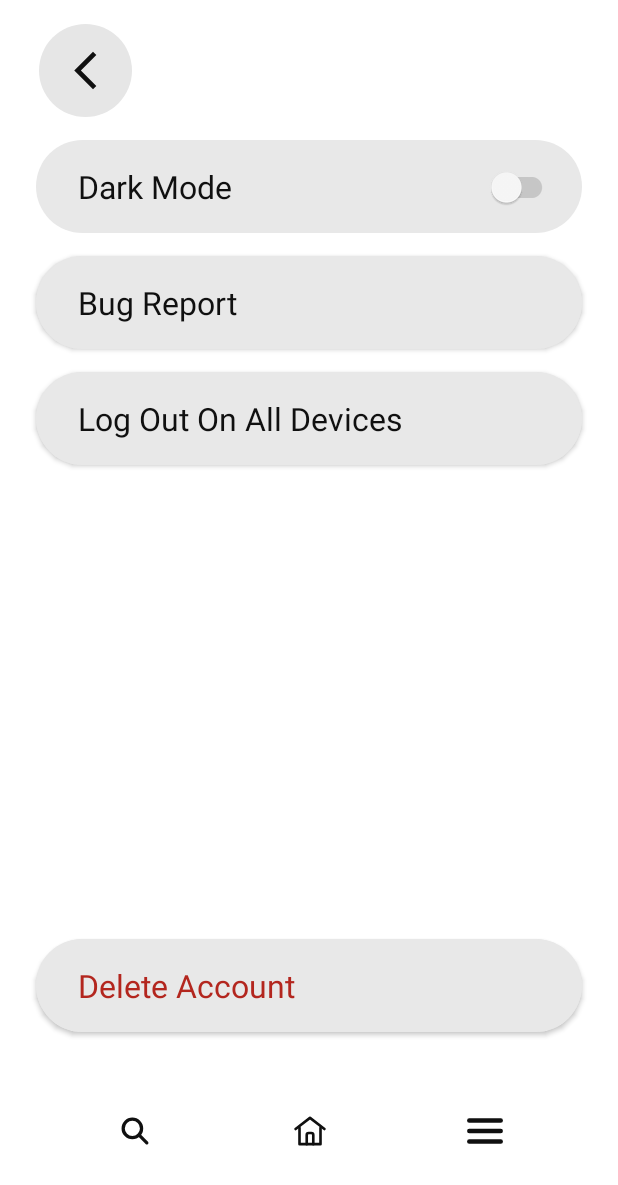
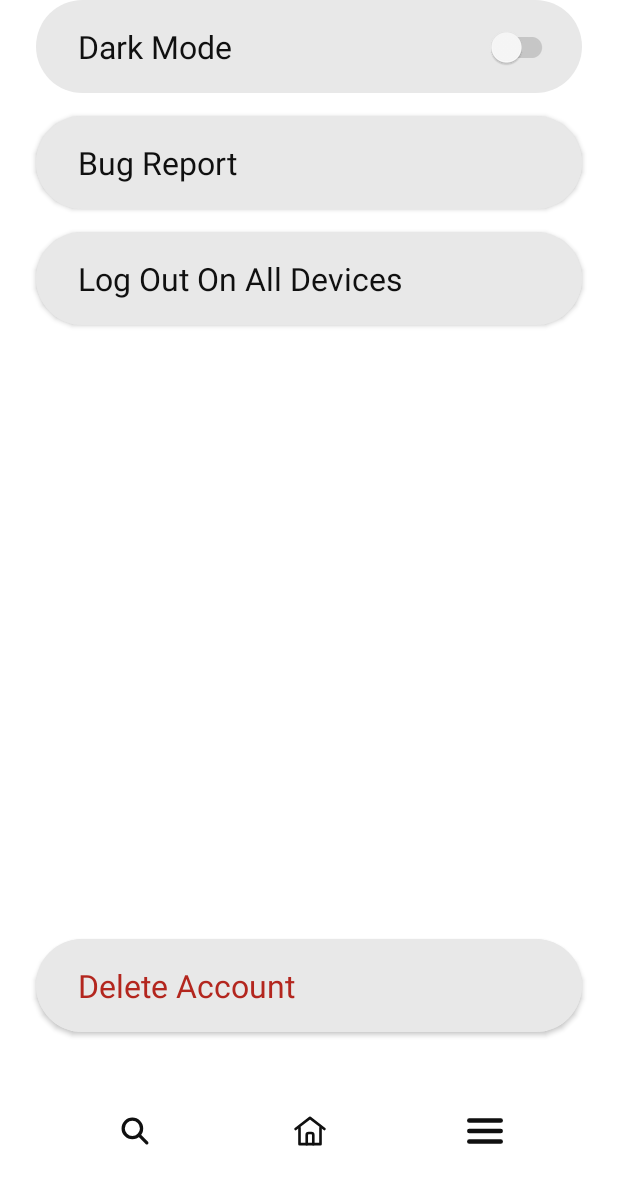
Before and after one commit to AlparslanSemiz/rate-my-professor, an Android app: the fragment SettingsFragment placed in its activity, on a phone screen of 412 x 824 dp. Shown: the top 1185 px of the screen. Run offline under Robolectric (Android 15) with nearby library versions, the phone set to English and light mode, and no system bars; our stand-ins replace Room's generated code; plain views replace LiquidGlassView; network calls fail; pictures from the network do not load; Roboto replaces fonts that are not available here.

Commit message:
added back buttons to screens and made some bug fixes

```diff
--- a/android-app/app/build.gradle.kts
+++ b/android-app/app/build.gradle.kts
@@ -26,10 +26,10 @@ android {
             // Skips the login screen and opens the app directly, so the rest of the app can be
             // worked on while the backend is unavailable. Set this to false to test the real
             // login flow. It is hardwired to false for release below, so it cannot ship.
-            buildConfigField("boolean", "SKIP_LOGIN", "true")
+            buildConfigField("boolean", "SKIP_LOGIN", "false")
         }
         release {
-            buildConfigField("boolean", "SKIP_LOGIN", "false")
+            buildConfigField("boolean", "SKIP_LOGIN", "true")
             isMinifyEnabled = false
             proguardFiles(
                 getDefaultProguardFile("proguard-android-optimize.txt"),
--- a/android-app/app/src/main/java/com/example/myapplication_java/Activities/StartActivity.java
+++ b/android-app/app/src/main/java/com/example/myapplication_java/Activities/StartActivity.java
@@ -46,6 +46,7 @@ public class StartActivity extends AppCompatActivity {
             openScreen(MainActivity.class);
         } else {
             if (!session.isLoggedIn()) {
+                System.out.println("got to !session.isLoggedIn()");
                 openScreen(LoginActivity.class);
                 return;
             }
@@ -65,12 +66,14 @@ public class StartActivity extends AppCompatActivity {
         call.enqueue(new Callback<>() {
             @Override
             public void onResponse(Call<ServerResponse> call, Response<ServerResponse> response) {
+                System.out.println("got to on Response. response.isSuccessfull(): " + response.isSuccessful());
                 openScreen(response.isSuccessful() ? MainActivity.class : LoginActivity.class);
             }
 
             @Override
             public void onFailure(Call<ServerResponse> call, Throwable t) {
                 Log.e(TAG, "Error: " + t.getMessage());
+                System.out.println("GOT TO onFailure() AND IT SUCKS HERE :(");
                 openScreen(LoginActivity.class);
             }
         });
--- a/android-app/app/src/main/java/com/example/myapplication_java/Fragments/OfferingRatingsFragment.java
+++ b/android-app/app/src/main/java/com/example/myapplication_java/Fragments/OfferingRatingsFragment.java
@@ -130,6 +130,9 @@ public class OfferingRatingsFragment extends Fragment implements CommentsAdapter
         binding.name.setText(professor.firstName);
         binding.surname.setText(professor.lastName);
         binding.commentList.setLayoutManager(new LinearLayoutManager(requireContext()));
+        binding.backButton.setOnClickListener(v ->
+                getParentFragmentManager().popBackStack()
+        );
 
         getComments();
         setSubmitCommentListener();
--- a/android-app/app/src/main/java/com/example/myapplication_java/Fragments/ProfileFragment.java
+++ b/android-app/app/src/main/java/com/example/myapplication_java/Fragments/ProfileFragment.java
@@ -91,6 +91,9 @@ public class ProfileFragment extends Fragment {
 
         bindHeader();
         loadUpperList();
+        binding.backButton.setOnClickListener(v ->
+                getParentFragmentManager().popBackStack()
+        );
 
         return binding.getRoot();
 
--- a/android-app/app/src/main/java/com/example/myapplication_java/Fragments/SettingsFragment.java
+++ b/android-app/app/src/main/java/com/example/myapplication_java/Fragments/SettingsFragment.java
@@ -85,7 +85,7 @@ public class SettingsFragment extends Fragment {
     private void setUpClickListeners() {
         binding.darkModeSwitch.setChecked(isNightModeEnabled());
 
-        binding.backButton.setOnClickListener(v -> navigateToHome());
+
         binding.darkModeSwitch.setOnCheckedChangeListener((buttonView, isChecked) ->
                 setNightMode(isChecked)
         );
--- a/android-app/app/src/main/java/com/example/myapplication_java/ServerCommunication/APIService.java
+++ b/android-app/app/src/main/java/com/example/myapplication_java/ServerCommunication/APIService.java
@@ -9,6 +9,7 @@ import com.example.myapplication_java.ServerCommunication.Requests.PostCommentRe
 import com.example.myapplication_java.ServerCommunication.Requests.RatingRequest;
 import com.example.myapplication_java.ServerCommunication.Responses.CommentsResponse;
 import com.example.myapplication_java.ServerCommunication.Responses.LecturesResponse;
+import com.example.myapplication_java.ServerCommunication.Responses.NotificationResponse;
 import com.example.myapplication_java.ServerCommunication.Responses.PersonalStatisticsResponse;
 import com.example.myapplication_java.ServerCommunication.Responses.ProfessorResponse;
 import com.example.myapplication_java.ServerCommunication.Responses.RatingAverageResponse;
@@ -225,4 +226,14 @@ public interface APIService {
 
     @GET
     Call<ResponseBody> downloadImage(@Url String url);
+
+    @GET("/notifications")
+    Call<NotificationResponse> getNotifications(
+            @Header("Authorization") String token
+    );
+
+    @PATCH("/notifications")
+    Call<BasicResponse> markNotificationsAsSeen(
+            @Header("Authorization") String token
+    );
 }
--- a/android-app/app/src/main/res/layout/fragment_settings.xml
+++ b/android-app/app/src/main/res/layout/fragment_settings.xml
@@ -10,19 +10,6 @@
         The screen is drawn edge to edge, so the top padding that keeps the back button clear
         of the status bar is applied from the fragment, where the actual bar height is known.
     -->
-    <ImageButton
-        android:id="@+id/back_button"
-        android:layout_width="62dp"
-        android:layout_height="62dp"
-        android:layout_marginStart="26dp"
-        android:layout_marginTop="16dp"
-        android:background="@drawable/settings_circle_button"
-        android:contentDescription="@string/back"
-        android:padding="16dp"
-        android:src="@drawable/back_icon"
-        app:tint="@color/icon_tint"
-        app:layout_constraintStart_toStartOf="parent"
-        app:layout_constraintTop_toTopOf="parent" />
 
     <androidx.constraintlayout.widget.ConstraintLayout
         android:id="@+id/dark_mode_row"
```
Also changed, not shown: android-app/app/src/main/res/layout/fragment_home_screen.xml (+7 -7 lines), android-app/app/src/main/res/layout/fragment_list_of_my_ratings.xml (+9 -4 lines), android-app/app/src/main/res/layout/fragment_notification.xml (+9 -4 lines), android-app/app/src/main/res/layout/fragment_offering_ratings.xml (+10 -4 lines), android-app/app/src/main/res/layout/fragment_profile.xml (+19 -1 lines).
